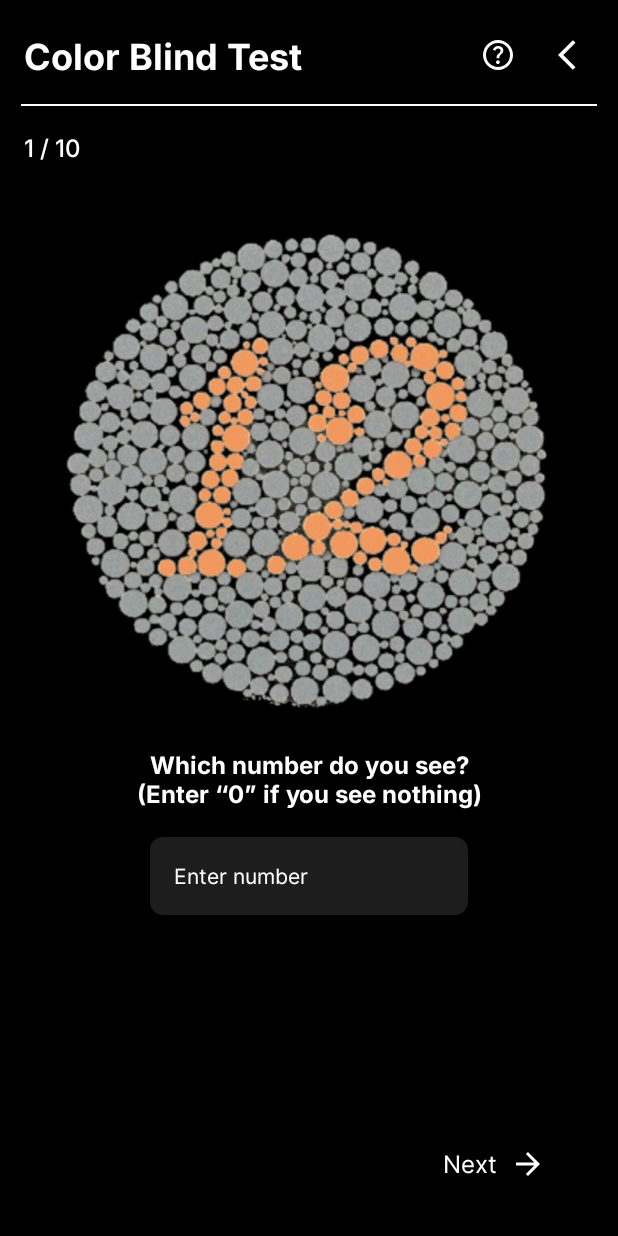
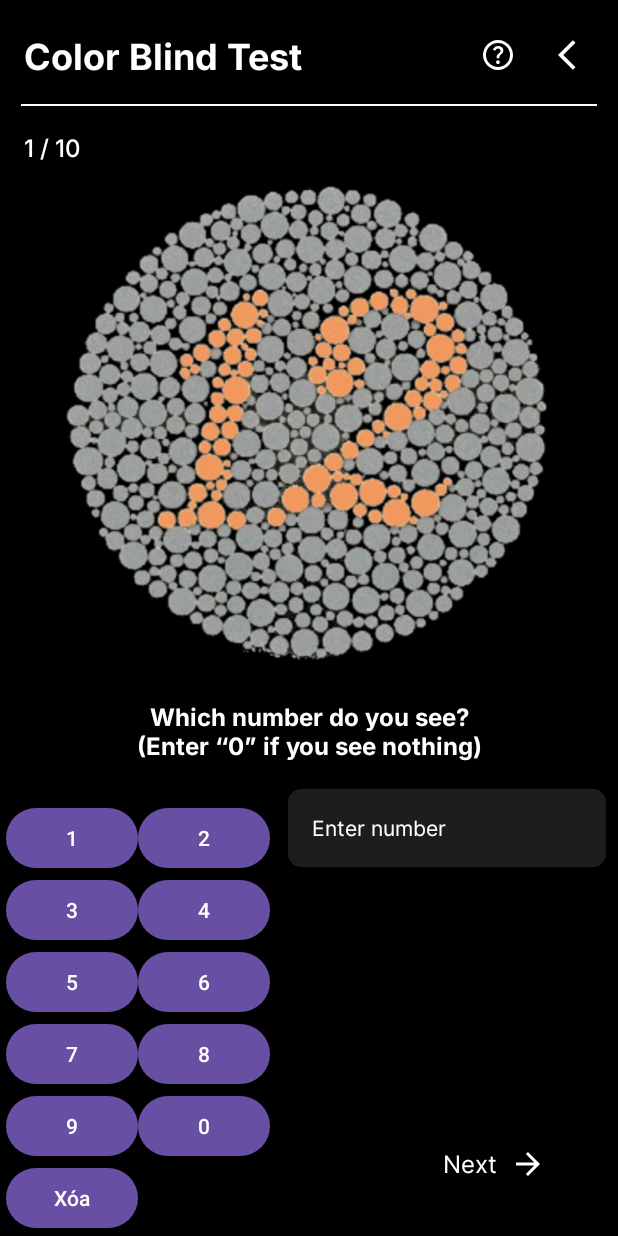
Before and after one commit to Pathetic384/colorr, an Android app: the TestView screen opened directly, with no data from a screen before it, on a phone screen of 412 x 824 dp. Run offline under Robolectric (Android 15) with nearby library versions, the light colour scheme and no system bars; libraries missing offline, so code that uses them is left out: com.getkeepsafe.taptargetview.

Commit message:
christmas gift

```diff
--- a/app/src/main/java/com/example/colorr/TestView.java
+++ b/app/src/main/java/com/example/colorr/TestView.java
@@ -7,6 +7,7 @@ import android.content.res.Resources;
 import android.graphics.drawable.Drawable;
 import android.os.Bundle;
 import android.text.Layout;
+import android.text.TextUtils;
 import android.util.Log;
 import android.view.View;
 import android.widget.Button;
@@ -86,6 +87,31 @@ public class TestView extends AppCompatActivity {
 
         ImageButton startTutorialButton = findViewById(R.id.tutorial);
         startTutorialButton.setOnClickListener(v -> startTutorial(rootView, image, box, enter, back));
+
+
+        int[] buttonIds = {
+                R.id.button0, R.id.button1, R.id.button2, R.id.button3, R.id.button4,
+                R.id.button5, R.id.button6, R.id.button7, R.id.button8, R.id.button9, R.id.buttonDelete
+        };
+
+        for (int id : buttonIds) {
+            Button button = findViewById(id);
+            button.setOnClickListener(this::onButtonClick);
+        }
+    }
+
+    private void onButtonClick(View view) {
+        Button button = (Button) view;
+        String currentText = box.getText().toString();
+
+        if (button.getId() == R.id.buttonDelete) {
+            if (!TextUtils.isEmpty(currentText)) {
+               box.setText(currentText.substring(0, currentText.length() - 1));
+            }
+        } else {
+            String value = button.getText().toString();
+            box.append(value);
+        }
     }
 
     private void startTutorial(View rootView, View imageView, View box, View enterButton, View backButton) {
--- a/app/src/main/res/layout/activity_test_view.xml
+++ b/app/src/main/res/layout/activity_test_view.xml
@@ -24,7 +24,6 @@
         android:id="@+id/imageView2"
         android:layout_width="331dp"
         android:layout_height="341dp"
-        android:layout_marginTop="32dp"
         app:layout_constraintEnd_toEndOf="parent"
         app:layout_constraintStart_toStartOf="parent"
         app:layout_constraintTop_toBottomOf="@+id/process"
@@ -47,6 +46,7 @@
         android:id="@+id/box"
         android:layout_width="212dp"
         android:layout_height="52dp"
+        android:layout_marginLeft="100dp"
         android:layout_marginTop="76dp"
         android:background="@drawable/mybutton"
         android:backgroundTint="#1d1d1d"
@@ -59,8 +59,85 @@
         android:textColorHint="#FFFFFF"
         android:textSize="14sp"
         app:layout_constraintEnd_toEndOf="parent"
+        app:layout_constraintHorizontal_bias="0.919"
         app:layout_constraintStart_toStartOf="parent"
         app:layout_constraintTop_toBottomOf="@+id/imageView2" />
+
+    <GridLayout
+        android:layout_width="185dp"
+        android:layout_height="285dp"
+        android:layout_marginStart="4dp"
+        android:layout_marginBottom="4dp"
+        android:columnCount="2"
+        app:layout_constraintBottom_toBottomOf="parent"
+        app:layout_constraintStart_toStartOf="parent">
+
+        <Button
+            android:id="@+id/button1"
+            android:layout_width="wrap_content"
+            android:layout_height="wrap_content"
+            android:text="1" />
+
+        <Button
+            android:id="@+id/button2"
+            android:layout_width="wrap_content"
+            android:layout_height="wrap_content"
+            android:text="2" />
+
+        <Button
+            android:id="@+id/button3"
+            android:layout_width="wrap_content"
+            android:layout_height="wrap_content"
+            android:text="3" />
+
+        <Button
+            android:id="@+id/button4"
+            android:layout_width="wrap_content"
+            android:layout_height="wrap_content"
+            android:text="4" />
+
+        <Button
+            android:id="@+id/button5"
+            android:layout_width="wrap_content"
+            android:layout_height="wrap_content"
+            android:text="5" />
+
+        <Button
+            android:id="@+id/button6"
+            android:layout_width="wrap_content"
+            android:layout_height="wrap_content"
+            android:text="6" />
+
+        <Button
+            android:id="@+id/button7"
+            android:layout_width="wrap_content"
+            android:layout_height="wrap_content"
+            android:text="7" />
+
+        <Button
+            android:id="@+id/button8"
+            android:layout_width="wrap_content"
+            android:layout_height="wrap_content"
+            android:text="8" />
+
+        <Button
+            android:id="@+id/button9"
+            android:layout_width="wrap_content"
+            android:layout_height="wrap_content"
+            android:text="9" />
+
+        <Button
+            android:id="@+id/button0"
+            android:layout_width="wrap_content"
+            android:layout_height="wrap_content"
+            android:text="0" />
+
+        <Button
+            android:id="@+id/buttonDelete"
+            android:layout_width="wrap_content"
+            android:layout_height="wrap_content"
+            android:text="Xóa" />
+    </GridLayout>
 
     <Button
         android:id="@+id/enter"
@@ -107,7 +184,6 @@
         android:textColor="#FFFFFF"
         android:textSize="16sp"
         app:layout_constraintEnd_toEndOf="parent"
-        app:layout_constraintHorizontal_bias="0.563"
         app:layout_constraintStart_toStartOf="parent"
         app:layout_constraintTop_toBottomOf="@+id/imageView2" />
 
```
